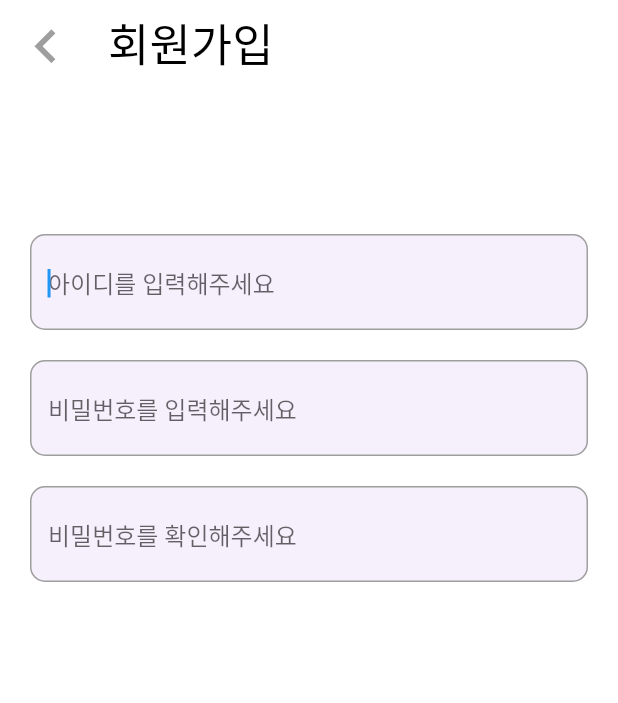
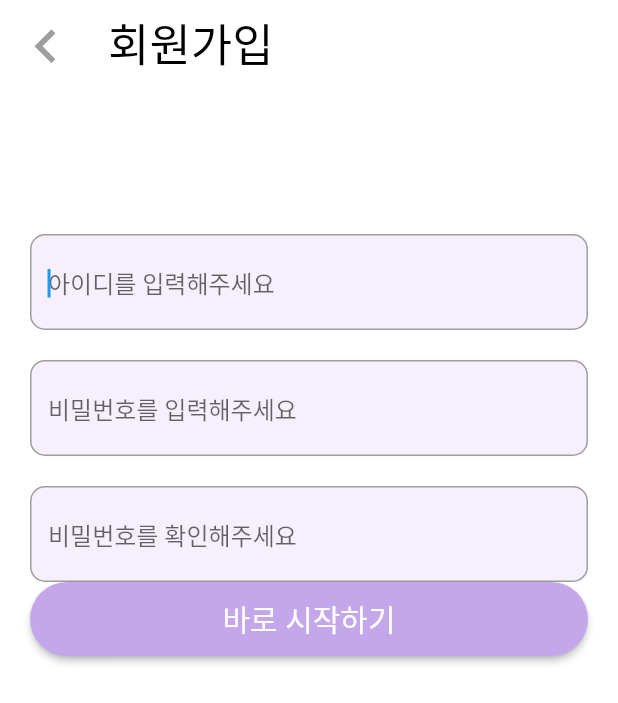
Before and after one commit to Lotura-STAC/STAC-Flutter, a Flutter app: the SignUpPage screen opened directly, on a phone screen of 412 x 824 dp. Shown: the top 703 px of the screen. Run offline on Flutter 3.47's test engine with Material 2 defaults, Android fonts, the phone set to English and light mode, and no system bars.

Commit message:
로그인 성공하면 다음 페이지

```diff
--- a/lib/screen/auth/sign_up_page.dart
+++ b/lib/screen/auth/sign_up_page.dart
@@ -1,5 +1,7 @@
 import 'package:flutter/material.dart';
+import 'package:stac_flutter/screen/main/main_page.dart';
 import 'package:stac_flutter/screen/widget/custom_text_field.dart';
+import 'package:stac_flutter/service/auth/auth_service.dart';
 
 class SignUpPage extends StatefulWidget {
   const SignUpPage({Key? key}) : super(key: key);
@@ -75,6 +77,32 @@ class _SignUpPageState extends State<SignUpPage> {
               context: context,
               focusNode: thirdFocusNode,
               autofocus: false),
+          SizedBox(
+            width: MediaQuery.of(context).size.width - 40,
+            height: MediaQuery.of(context).size.height * 0.06,
+            child: ElevatedButton(
+              style: ElevatedButton.styleFrom(
+                backgroundColor: Color(0xffc4a6ea),
+                shape: RoundedRectangleBorder(
+                  borderRadius: BorderRadius.circular(99),
+                ),
+              ),
+              onPressed: () {
+                AuthService.signUp(idController.text, pwdController.text)
+                    .then((value) {
+                  if (value == 200) {
+                    Navigator.of(context).pushAndRemoveUntil(
+                        MaterialPageRoute(builder: (context) => MainPage()),
+                        (route) => false);
+                  }
+                });
+              },
+              child: Text(
+                "바로 시작하기",
+                style: TextStyle(fontSize: 20),
+              ),
+            ),
+          ),
         ],
       ),
     );
```
